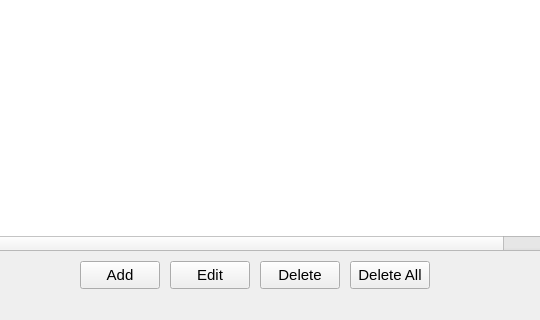
phongtran0715/shoppingbot, file rabbit/view/ui/account_manager.ui: the form before one commit; both pictures show x 140 to 680 and y 89 to 409 of the 915 by 409 pixel window.
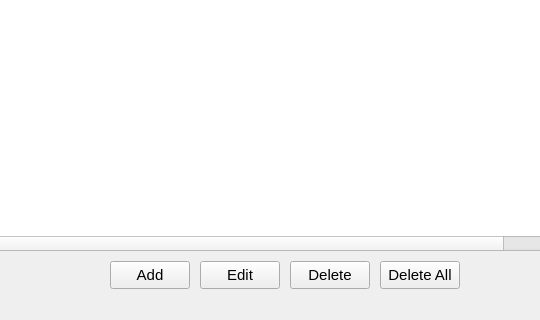
The form after the commit. Icons and pictures are not drawn.

```diff
--- a/rabbit/view/ui/account_manager.ui
+++ b/rabbit/view/ui/account_manager.ui
@@ -22,7 +22,7 @@
    <widget class="QPushButton" name="btnAdd">
     <property name="geometry">
      <rect>
-      <x>220</x>
+      <x>250</x>
       <y>350</y>
       <width>80</width>
       <height>28</height>
@@ -40,7 +40,7 @@
    <widget class="QPushButton" name="btnEdit">
     <property name="geometry">
      <rect>
-      <x>310</x>
+      <x>340</x>
       <y>350</y>
       <width>80</width>
       <height>28</height>
@@ -53,7 +53,7 @@
    <widget class="QPushButton" name="btnDelete">
     <property name="geometry">
      <rect>
-      <x>400</x>
+      <x>430</x>
       <y>350</y>
       <width>80</width>
       <height>28</height>
@@ -66,7 +66,7 @@
    <widget class="QPushButton" name="btnDeleteAll">
     <property name="geometry">
      <rect>
-      <x>490</x>
+      <x>520</x>
       <y>350</y>
       <width>80</width>
       <height>28</height>
```
Left out of the diff: 20 changed lines with no effect on the pictures.
